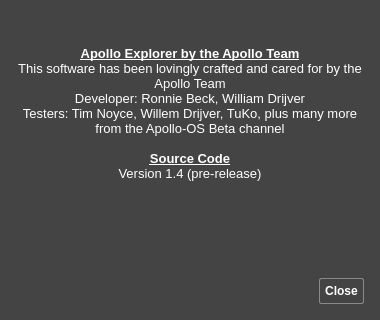
ronybeck/ApolloExplorer, file ApolloExplorerPC/aboutdialog.ui: the form before one commit; both pictures show x 0 to 380 and y 201 to 521 of the 380 by 521 pixel window.
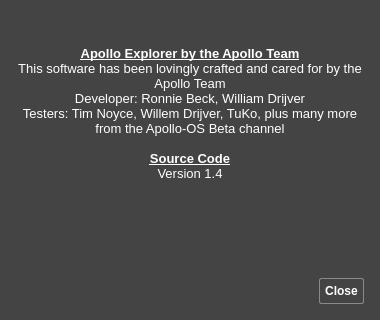
The form after the commit. Icons and pictures are not drawn.

```diff
--- a/ApolloExplorerPC/aboutdialog.ui
+++ b/ApolloExplorerPC/aboutdialog.ui
@@ -172,7 +172,7 @@
 &lt;p align=&quot;center&quot; style=&quot; margin-top:0px; margin-bottom:0px; margin-left:0px; margin-right:0px; -qt-block-indent:0; text-indent:0px;&quot;&gt;&lt;span style=&quot; font-family:'Ubuntu'; font-weight:400;&quot;&gt;Testers: Tim Noyce, Willem Drijver, TuKo, plus many more from the Apollo-OS Beta channel&lt;/span&gt;&lt;/p&gt;
 &lt;p align=&quot;center&quot; style=&quot;-qt-paragraph-type:empty; margin-top:0px; margin-bottom:0px; margin-left:0px; margin-right:0px; -qt-block-indent:0; text-indent:0px; font-family:'Ubuntu'; font-weight:400;&quot;&gt;&lt;br /&gt;&lt;/p&gt;
 &lt;p align=&quot;center&quot; style=&quot; margin-top:0px; margin-bottom:0px; margin-left:0px; margin-right:0px; -qt-block-indent:0; text-indent:0px;&quot;&gt;&lt;a href=&quot;https://github.com/ronybeck/ApolloExplorer&quot;&gt;&lt;span style=&quot; text-decoration: underline; color:#ffffff;&quot;&gt;Source Code&lt;/span&gt;&lt;/a&gt;&lt;/p&gt;
-&lt;p align=&quot;center&quot; style=&quot; margin-top:0px; margin-bottom:0px; margin-left:0px; margin-right:0px; -qt-block-indent:0; text-indent:0px;&quot;&gt;&lt;span style=&quot; font-family:'Ubuntu'; font-weight:400;&quot;&gt;Version 1.4 (pre-release)&lt;/span&gt;&lt;/p&gt;&lt;/body&gt;&lt;/html&gt;</string>
+&lt;p align=&quot;center&quot; style=&quot; margin-top:0px; margin-bottom:0px; margin-left:0px; margin-right:0px; -qt-block-indent:0; text-indent:0px;&quot;&gt;&lt;span style=&quot; font-family:'Ubuntu'; font-weight:400;&quot;&gt;Version 1.4&lt;/span&gt;&lt;/p&gt;&lt;/body&gt;&lt;/html&gt;</string>
      </property>
      <property name="openExternalLinks">
       <bool>true</bool>
```
